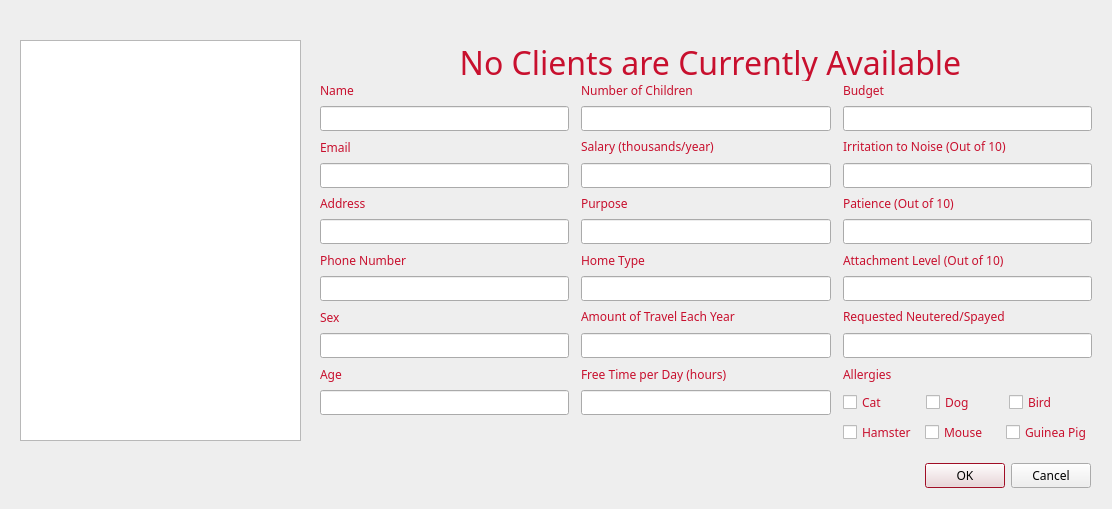
Before: the Qt Designer form cuACS/viewclients.ui in cameronhawtin/Animal-Farm-cuACS, drawn with Qt 5.
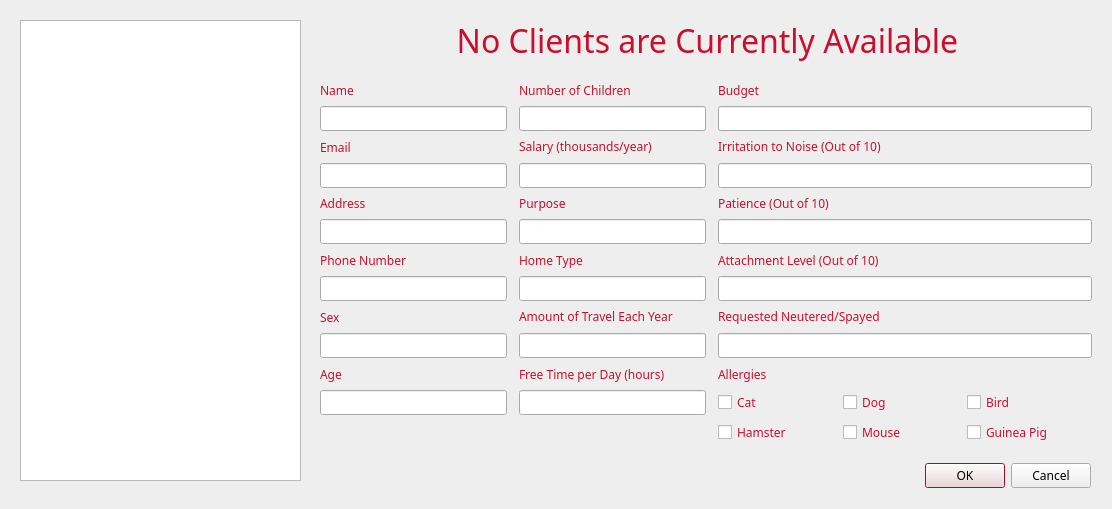
After: the same form once the commit is applied.

```diff
--- a/cuACS/viewclients.ui
+++ b/cuACS/viewclients.ui
@@ -179,34 +179,13 @@
     <set>QDialogButtonBox::Cancel|QDialogButtonBox::Ok</set>
    </property>
   </widget>
-  <widget class="QLabel" name="titleLabel">
-   <property name="geometry">
-    <rect>
-     <x>420</x>
-     <y>40</y>
-     <width>581</width>
-     <height>41</height>
-    </rect>
-   </property>
-   <property name="font">
-    <font>
-     <pointsize>24</pointsize>
-    </font>
-   </property>
-   <property name="text">
-    <string>&lt;html&gt;&lt;head/&gt;&lt;body&gt;&lt;p&gt;No Clients are Currently Available&lt;/p&gt;&lt;/body&gt;&lt;/html&gt;</string>
-   </property>
-   <property name="alignment">
-    <set>Qt::AlignCenter</set>
-   </property>
-  </widget>
   <widget class="QListWidget" name="viewClientsListWidget">
    <property name="geometry">
     <rect>
      <x>20</x>
-     <y>40</y>
+     <y>20</y>
      <width>281</width>
-     <height>401</height>
+     <height>461</height>
     </rect>
    </property>
   </widget>
@@ -219,7 +198,7 @@
      <height>364</height>
     </rect>
    </property>
-   <layout class="QGridLayout" name="gridLayout">
+   <layout class="QGridLayout" name="gridLayout" columnstretch="1,1,2">
     <property name="horizontalSpacing">
      <number>12</number>
     </property>
@@ -540,6 +519,33 @@
     </item>
    </layout>
   </widget>
+  <widget class="QWidget" name="horizontalLayoutWidget">
+   <property name="geometry">
+    <rect>
+     <x>322</x>
+     <y>10</y>
+     <width>771</width>
+     <height>61</height>
+    </rect>
+   </property>
+   <layout class="QHBoxLayout" name="horizontalLayout_3">
+    <item>
+     <widget class="QLabel" name="titleLabel">
+      <property name="font">
+       <font>
+        <pointsize>24</pointsize>
+       </font>
+      </property>
+      <property name="text">
+       <string>&lt;html&gt;&lt;head/&gt;&lt;body&gt;&lt;p&gt;No Clients are Currently Available&lt;/p&gt;&lt;/body&gt;&lt;/html&gt;</string>
+      </property>
+      <property name="alignment">
+       <set>Qt::AlignCenter</set>
+      </property>
+     </widget>
+    </item>
+   </layout>
+  </widget>
  </widget>
  <resources/>
  <connections>
```
